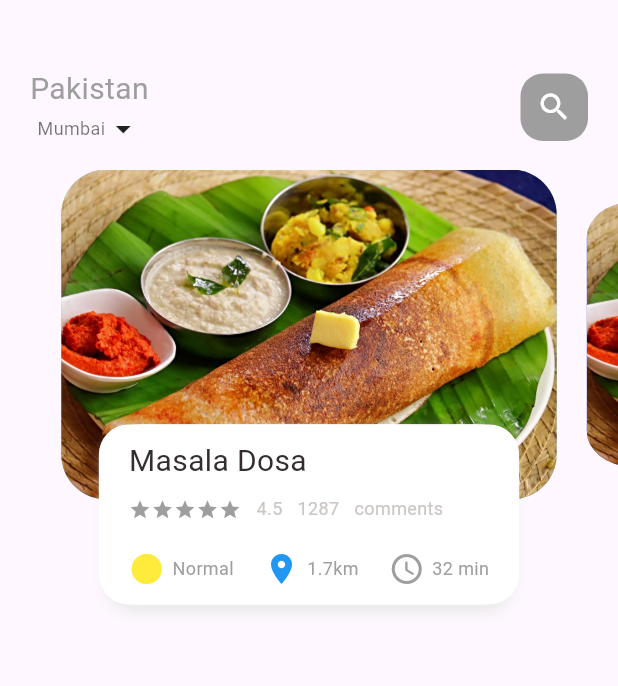
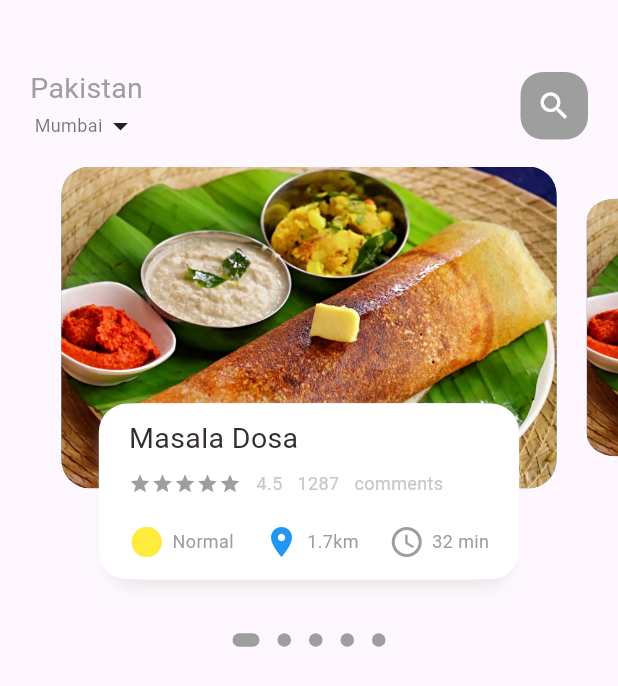
Before and after one commit to prashantmanna/flutter_food_delivery_app, a Flutter app: the screen it shows after launch, on a phone screen of 412 x 824 dp. Shown: the top 686 px of the screen. Run offline on Flutter 3.47's test engine with Material 3 defaults, Android fonts, the phone set to English and light mode, and no system bars; drawn by our look-alikes of dots_indicator; our stand-ins replace get; Roboto replaces fonts that are missing (Poppins).

Commit message:
first commit

```diff
--- a/lib/home/MyHomePage.dart
+++ b/lib/home/MyHomePage.dart
@@ -17,6 +17,7 @@ class _MyhomepageState extends State<Myhomepage> {
       body: Container(
         child: Column(
           children: [
+            //header
             Container(
               margin: EdgeInsets.only(top: 45,bottom: 15),
               padding: EdgeInsets.only(left: 20,right: 20),
@@ -53,6 +54,7 @@ class _MyhomepageState extends State<Myhomepage> {
                 ],
               ),
             ),
+            //body
             FoodPageBody(),
           ],
         ),
--- a/lib/home/food_page_body.dart
+++ b/lib/home/food_page_body.dart
@@ -1,4 +1,7 @@
+
+import 'package:dots_indicator/dots_indicator.dart';
 import 'package:flutter/material.dart';
+import 'package:flutter_food_delivery_app/utils/Dimension.dart';
 import 'package:flutter_food_delivery_app/widgets/bigText.dart';
 import 'package:flutter_food_delivery_app/widgets/icon_and_text.dart';
 import 'package:flutter_food_delivery_app/widgets/small_text.dart';
@@ -11,133 +14,171 @@ class FoodPageBody extends StatefulWidget {
 }
 
 class _FoodPageBodyState extends State<FoodPageBody> {
+
   PageController pageController = PageController(viewportFraction: 0.85);
   var _currPageValue = 0.0;
   var scaleFactor = 0.8;
-  var currheight = 220;
+  var currheight = Dimension.pageViewContainer;
+
   @override
   void initState() {
     super.initState();
-    pageController.addListener((){
+    pageController.addListener(() {
       setState(() {
-        _currPageValue=pageController.page!;});
+        _currPageValue = pageController.page!;
+      });
+    });
+  }
 
-      });
-
-  }
   @override
-  void dispose(){
+  void dispose() {
+    super.dispose();
     pageController.dispose();
   }
+
   @override
   Widget build(BuildContext context) {
-    return Container(
+    print("current height is "+MediaQuery.of(context).size.height.toString());
+    return Column(children: [
+      Container(
         // color: Colors.red,
-      height: 320,
+        height: Dimension.pageView,
         child: PageView.builder(
             controller: pageController,
             itemCount: 5,
-          itemBuilder: (context,position){
+            itemBuilder: (context, position) {
               return _buildPageItem(position);
             }),
-    );
+      ),
+      new DotsIndicator(
+        dotsCount: 5,
+        position: _currPageValue.toInt(),
+        decorator: DotsDecorator(
+          activeColor: Colors.grey,
+          size: const Size.square(9.0),
+          activeSize: const Size(18.0, 9.0),
+          activeShape:
+              RoundedRectangleBorder(borderRadius: BorderRadius.circular(5.0)),
+        ),
+      )
+    ]);
   }
-  Widget _buildPageItem(int index){
+
+  Widget _buildPageItem(int index) {
     Matrix4 matrix = new Matrix4.identity();
-    if(index == _currPageValue.floor()){
-      var currScale = 1-(_currPageValue-index)*(1-scaleFactor);
-      var currHeight = currheight*(1-currScale)/2;
-      matrix = Matrix4.diagonal3Values(1, currScale, 1)..setTranslationRaw(0, currHeight, 0);
-    }else if(index == _currPageValue.floor()+1){
-      var currScale = scaleFactor+(_currPageValue-index+1)*(1-scaleFactor);
-      var currHeight = currheight*(1-currScale)/2;
+    if (index == _currPageValue.floor()) {
+      var currScale = 1 - (_currPageValue - index) * (1 - scaleFactor);
+      var currHeight = currheight * (1 - currScale) / 2;
+      matrix = Matrix4.diagonal3Values(1, currScale, 1)
+        ..setTranslationRaw(0, currHeight, 0);
+    } else if (index == _currPageValue.floor() + 1) {
+      var currScale =
+          scaleFactor + (_currPageValue - index + 1) * (1 - scaleFactor);
+      var currHeight = currheight * (1 - currScale) / 2;
       matrix = Matrix4.diagonal3Values(1, currScale, 1);
-      matrix = Matrix4.diagonal3Values(1, currScale, 1)..setTranslationRaw(0, currHeight, 0);
-    }else if(index == _currPageValue.floor()-1){
-      var currScale = 1-(_currPageValue-index)*(1-scaleFactor);
-      var currHeight = currheight*(1-currScale)/2;
+      matrix = Matrix4.diagonal3Values(1, currScale, 1)
+        ..setTranslationRaw(0, currHeight, 0);
+    } else if (index == _currPageValue.floor() - 1) {
+      var currScale = 1 - (_currPageValue - index) * (1 - scaleFactor);
+      var currHeight = currheight * (1 - currScale) / 2;
       matrix = Matrix4.diagonal3Values(1, currScale, 1);
-      matrix = Matrix4.diagonal3Values(1, currScale, 1)..setTranslationRaw(0, currHeight, 0);}
-    else{
+      matrix = Matrix4.diagonal3Values(1, currScale, 1)
+        ..setTranslationRaw(0, currHeight, 0);
+    } else {
       var currScale = 0.8;
-      matrix = Matrix4.diagonal3Values(1, currScale, 1)..setTranslationRaw(0, currheight*(1-scaleFactor)/2, 1);
+      matrix = Matrix4.diagonal3Values(1, currScale, 1)
+        ..setTranslationRaw(0, currheight * (1 - scaleFactor) / 2, 1);
     }
     return Transform(
       transform: matrix,
       child: Stack(
         children: [
           Container(
-          height: 220,
-          margin: EdgeInsets.only(left: 10,right: 10),
+            height: Dimension.pageViewContainer,
+            margin: EdgeInsets.only(left: 10, right: 10),
             decoration: BoxDecoration(
-            borderRadius: BorderRadius.circular(30),
-            color: index.isEven?Color(0xff69c5df):Color(0xff9294cc),
+                borderRadius: BorderRadius.circular(Dimension.radius20),
+                color: index.isEven ? Color(0xff69c5df) : Color(0xff9294cc),
                 image: DecorationImage(
                     fit: BoxFit.cover,
-              image: AssetImage(
-                "assets/images/masaladosa.jpg"
-              )
-            )
-          ),
+                    image: AssetImage("assets/images/masaladosa.jpg"))),
           ),
           Align(
-
             alignment: Alignment.bottomCenter,
             child: Container(
-              height: 120,
+              height: Dimension.pageViewTextContainer,
               child: Container(
-                padding: EdgeInsets.only(top: 10,left: 15,right: 15),
+                padding: EdgeInsets.only(top: Dimension.height10, left: 15, right: 15),
                 child: Column(
                   crossAxisAlignment: CrossAxisAlignment.start,
                   children: [
-                    Bigtext(text: "Masala Dosa"),
-                    SizedBox(height: 10,),
+                    Bigtext(text: "Masala Dosa",),
+                    SizedBox(
+                      height: Dimension.height10,
+                    ),
                     Row(
                       children: [
                         Wrap(
-                          children: List.generate(5,(index)=>Icon(Icons.star,color: Colors.grey,size: 15,)),
+                          children: List.generate(
+                              5,
+                              (index) => Icon(
+                                    Icons.star,
+                                    color: Colors.grey,
+                                    size: 15,
+                                  )),
                         ),
-                        SizedBox(width: 10,),
+                        SizedBox(
+                          width: 10,
+                        ),
                         small_text(text: "4.5"),
-                        SizedBox(width: 10,),
+                        SizedBox(
+                          width: 10,
+                        ),
                         small_text(text: "1287"),
-                        SizedBox(width: 10,),
+                        SizedBox(
+                          width: 10,
+                        ),
                         small_text(text: "comments"),
                       ],
                     ),
-                    SizedBox(height: 20,),
+                    SizedBox(
+                      height: Dimension.height20,
+                    ),
                     Row(
                       mainAxisAlignment: MainAxisAlignment.spaceBetween,
                       children: [
-                        IconAndText(icon: Icons.circle,
-                            text: "Normal", color: Colors.grey, iconColor: Colors.yellow),
-                        IconAndText(icon: Icons.location_on,
-                            text: "1.7km", color: Colors.grey, iconColor: Colors.blue),
-                        IconAndText(icon: Icons.access_time_rounded,
-                            text: "32 min", color: Colors.grey, iconColor: Colors.grey),
+                        IconAndText(
+                            icon: Icons.circle,
+                            text: "Normal",
+                            color: Colors.grey,
+                            iconColor: Colors.yellow),
+                        IconAndText(
+                            icon: Icons.location_on,
+                            text: "1.7km",
+                            color: Colors.grey,
+                            iconColor: Colors.blue),
+                        IconAndText(
+                            icon: Icons.access_time_rounded,
+                            text: "32 min",
+                            color: Colors.grey,
+                            iconColor: Colors.grey),
                       ],
                     )
                   ],
                 ),
               ),
-              margin: EdgeInsets.only(left: 40,right: 40,bottom: 30),
+              margin: EdgeInsets.only(left: 40, right: 40, bottom: 30),
               decoration: BoxDecoration(
-                  borderRadius: BorderRadius.circular(20),
+                  borderRadius: BorderRadius.circular(Dimension.radius20),
                   color: Colors.white,
                   boxShadow: [
                     BoxShadow(
                         color: Color(0xffe8e8e8),
                         blurRadius: 8.0,
-                      offset: Offset(0,5)
-                    ),BoxShadow(
-                      color: Colors.white,
-                      offset: Offset(-5,0)
-                    ),BoxShadow(
-                        color: Colors.white,
-                        offset: Offset(5,0)
-                    )
-                  ]
-              ),
+                        offset: Offset(0, 5)),
+                    BoxShadow(color: Colors.white, offset: Offset(-5, 0)),
+                    BoxShadow(color: Colors.white, offset: Offset(5, 0))
+                  ]),
             ),
           )
         ],
--- a/lib/main.dart
+++ b/lib/main.dart
@@ -1,4 +1,5 @@
 import 'package:flutter/material.dart';
+import 'package:get/get_navigation/src/root/get_material_app.dart';
 
 import 'home/MyHomePage.dart';
 
@@ -12,7 +13,7 @@ class MyApp extends StatelessWidget {
   // This widget is the root of your application.
   @override
   Widget build(BuildContext context) {
-    return MaterialApp(
+    return GetMaterialApp(
       debugShowCheckedModeBanner: false,
       title: 'Flutter Demo',
       theme: ThemeData(
--- /dev/null
+++ b/lib/utils/Dimension.dart
@@ -0,0 +1,18 @@
+import 'package:get/get.dart';
+class Dimension{
+  static double screenHeight = Get.context!.height;
+  static double screenWidth = Get.context!.width;
+  static double pageViewContainer = screenHeight/3.84;
+
+  static double pageView = screenHeight/2.70;
+  static double pageViewTextContainer = screenHeight/7.03;
+
+  static double height10 = screenHeight/86.62;
+  static double height20 = screenHeight/43.31;
+  static double height15 = screenHeight/57.75;
+
+
+  static double font20 = screenHeight/43.31;
+  static double radius20 = screenHeight/43.31;
+  static double radius30 = screenHeight/28.87;
+}
--- a/lib/widgets/bigText.dart
+++ b/lib/widgets/bigText.dart
@@ -1,4 +1,5 @@
 import 'package:flutter/material.dart';
+import 'package:flutter_food_delivery_app/utils/Dimension.dart';
 
 class Bigtext extends StatelessWidget {
   Color? color;
@@ -6,7 +7,7 @@ class Bigtext extends StatelessWidget {
   double size;
   TextOverflow overflow;
   Bigtext({super.key, this.color = const Color(0xff332d2d), required this.text,
-    this.size = 20,
+    this.size = 0,
   this.overflow = TextOverflow.ellipsis});
 
   @override
@@ -19,7 +20,7 @@ class Bigtext extends StatelessWidget {
         color: color,
         fontWeight: FontWeight.w400,
         fontFamily:"Poppins",
-        fontSize: size
+        fontSize:size==0?Dimension.font20:size
       ),
     );
   }
--- a/pubspec.yaml
+++ b/pubspec.yaml
@@ -27,6 +27,7 @@ dependencies:
   cupertino_icons: ^1.0.6
   google_fonts: ^6.2.1
   dots_indicator: ^3.0.0
+  get: ^4.6.6
 
 dev_dependencies:
   flutter_test:
```
Also changed, not shown: pubspec.lock. Lines whose indentation alone changed are shown as unchanged.
